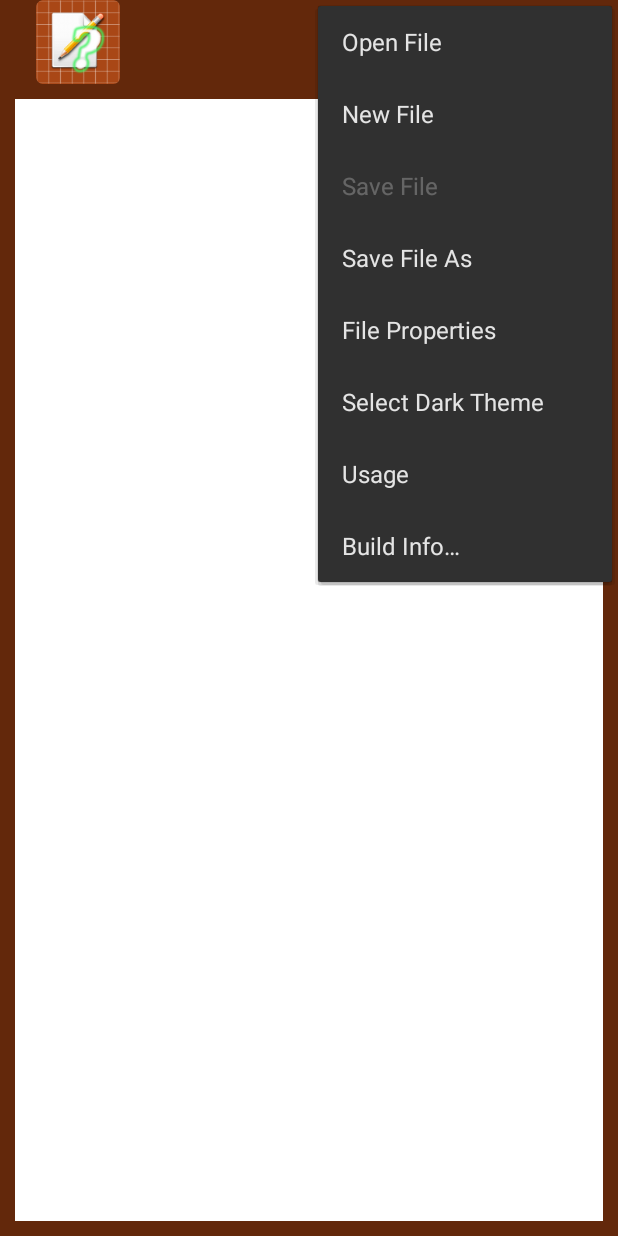
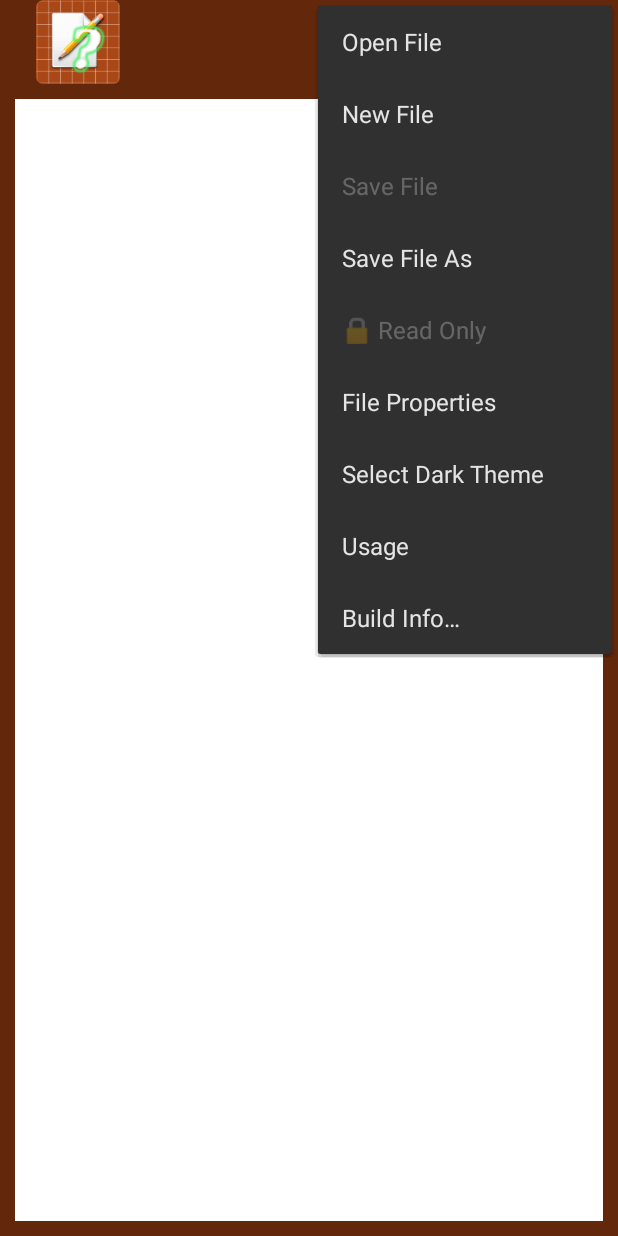
Before and after one commit to bebop-001/Notes, an Android app: the screen it shows after launch (MainActivity), with the options menu open, on a phone screen of 412 x 824 dp. Run offline under Robolectric (Android 15) with nearby library versions, the phone set to English and light mode, and no system bars.

Commit message:
added write protect.

```diff
--- a/app/src/main/java/com/kana_tutor/notes/MainActivity.kt
+++ b/app/src/main/java/com/kana_tutor/notes/MainActivity.kt
@@ -42,6 +42,7 @@ import android.system.Os
 import android.webkit.WebView
 import androidx.appcompat.app.AppCompatDelegate
 import com.kana_tutor.notes.kanautils.displayUsage
+import com.kana_tutor.notes.kanautils.kToast
 import java.io.*
 import java.util.*
 
@@ -49,13 +50,14 @@ class FileProperties {
     var displayName = ""
     var uri :String = ""
     var size = -1
-    private var isWritable = false
+    var isWritable = false
+    var internalWriteProtect = false
     private var lastModified = 0L
     private var lastModifiedDate = Date(0).toString()
     var isEmpty = true
     private var documentId = ""
     private var authority = ""
-    private var fileName = ""
+    var fileName = ""
 
     // extension functions.
     private fun Cursor.getKeyedString(key: String): String
@@ -100,11 +102,12 @@ class FileProperties {
         )
     }
     fun formatedProperties(activity : Activity) : String {
+        val writable = !isEmpty && isWritable && !internalWriteProtect
         return String.format(
             activity.getString(R.string.file_properties_format)
             , ContextCompat.getColor(
                 activity, R.color.file_edit_window_font_color) and 0x00FFFFFF
-            , displayName, size, lastModifiedDate, isWritable)
+            , displayName, size, lastModifiedDate, writable)
     }
 }
 
@@ -246,6 +249,10 @@ class MainActivity : AppCompatActivity() {
             .apply()
         recreate()
     }
+    private fun writeProtectFile() {
+        var fp = currentEditWindow.currentFileProperties
+        fp.internalWriteProtect = !fp.internalWriteProtect
+    }
     // Menu item selected listener.
     override fun onOptionsItemSelected(item: MenuItem): Boolean {
         var rv = true
@@ -256,6 +263,7 @@ class MainActivity : AppCompatActivity() {
             R.id.new_file_item -> newFile()
             R.id.file_properties_item -> displayFileProperties()
             R.id.build_info_item -> displayBuildInfo(this)
+            R.id.write_protect_file_item -> writeProtectFile()
             R.id.usage_item -> displayUsage(this)
             R.id.select_display_theme -> changeDisplayTheme(item.title.toString())
             else -> rv = super.onOptionsItemSelected(item)
@@ -265,16 +273,13 @@ class MainActivity : AppCompatActivity() {
 
     override fun onPrepareOptionsMenu(menu: Menu?): Boolean {
         menu?.apply {
+            val fp = currentEditWindow.currentFileProperties
             Log.d("menu:pre", String.format("=%s", findItem(R.id.select_display_theme).title))
-
+            fp.apply {
+                val writable = !isEmpty && isWritable && !internalWriteProtect
                 // disable save unless we have a file.
-            findItem(R.id.save_file_item).isEnabled =
-                !currentEditWindow.currentFileProperties.isEmpty
-            /*
-            findItem(R.id.save_as_file_item).isEnabled =
-                !currentEditWindow.currentFileProperties.isEmpty
-
-             */
+                findItem(R.id.save_file_item).isEnabled = writable
+                // findItem(R.id.save_as_file_item).isEnabled = writable
                 findItem(R.id.select_display_theme)
                     .setTitle(
                         if (displayTheme == R.string.light_theme)
@@ -282,7 +287,13 @@ class MainActivity : AppCompatActivity() {
                         else
                             R.string.light_theme
                     )
-            Log.d("menu:post", String.format("=%s. 0x%08x", findItem(R.id.select_display_theme).title, displayTheme))
+                val writeProtectItem = findItem(R.id.write_protect_file_item)!!
+                writeProtectItem.isEnabled = !isEmpty
+                writeProtectItem.title = getString(
+                    if (writable) R.string.is_writable
+                    else R.string.is_read_only
+                )
+            }
         }
         return super.onPrepareOptionsMenu(menu)
     }
--- a/app/src/main/res/menu/main_menu.xml
+++ b/app/src/main/res/menu/main_menu.xml
@@ -24,6 +24,11 @@
         app:showAsAction="never"
         />
     <item
+        android:id="@+id/write_protect_file_item"
+        android:title="@string/save_as_file"
+        app:showAsAction="never"
+    />
+    <item
         android:id="@+id/file_properties_item"
         android:title="@string/file_properties"
         app:showAsAction="never"
--- a/app/src/main/res/values/strings.xml
+++ b/app/src/main/res/values/strings.xml
@@ -36,8 +36,8 @@
         <html><center>
         <font color=\"#%1$06x\">
         File name: \"%2$s\"
-        <br>Size %3$d bytes
-        <br>Modified %4$s
+        <br>Size: %3$d bytes
+        <br>Modified: %4$s
         <br>Writable: %5$b
         </font></center>
         </html>
@@ -55,4 +55,8 @@
     <string name="usage">Usage</string>
     <string name="save_uri_failed">Save URI to %1$s FAILED.</string>
 
+    <string name="is_writable">🔓 Read/Write</string>
+    <string name="is_read_only">🔒 Read Only</string>
+    <string name="is_write_protected">Sorry. Media is write-protected by OS.</string>
+
 </resources>
```
Also changed, not shown: 1 other file. Lines whose indentation alone changed are shown as unchanged.
